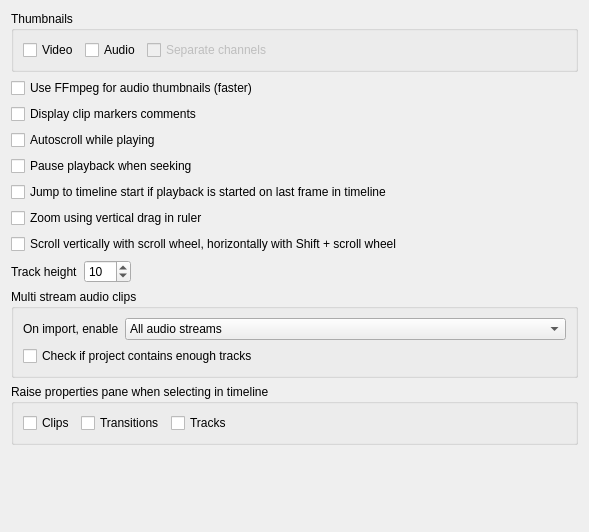
Above: src/ui/configtimeline_ui.ui from KDE/kdenlive before the change. Below: the same form after it.
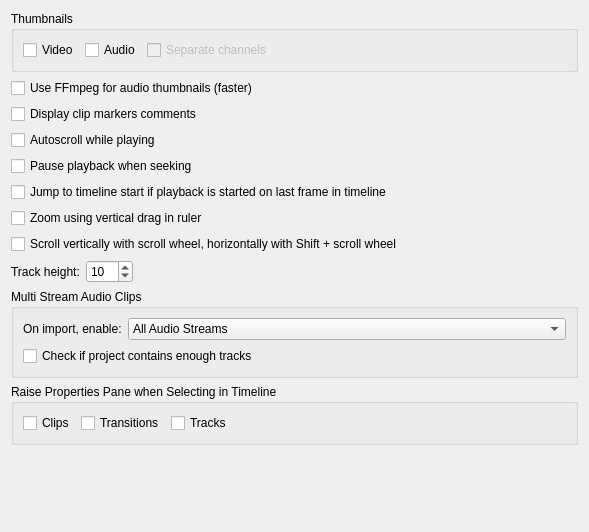
That is the form after the change.

The edit to the form file:
```diff
--- a/src/ui/configtimeline_ui.ui
+++ b/src/ui/configtimeline_ui.ui
@@ -14,7 +14,7 @@
    <item row="11" column="0" colspan="4">
     <widget class="QGroupBox" name="groupBox_2">
      <property name="title">
-      <string>Raise properties pane when selecting in timeline</string>
+      <string>Raise Properties Pane when Selecting in Timeline</string>
      </property>
      <layout class="QGridLayout" name="gridLayout_2">
       <item row="0" column="0">
@@ -151,7 +151,7 @@
    <item row="10" column="0" colspan="4">
     <widget class="QGroupBox" name="groupBox_3">
      <property name="title">
-      <string>Multi stream audio clips</string>
+      <string>Multi Stream Audio Clips</string>
      </property>
      <layout class="QGridLayout" name="gridLayout_4">
       <item row="0" column="1">
@@ -164,7 +164,7 @@
         </property>
         <item>
          <property name="text">
-          <string>All audio streams</string>
+          <string>All Audio Streams</string>
          </property>
         </item>
         <item>
@@ -182,7 +182,7 @@
       <item row="0" column="0">
        <widget class="QLabel" name="label_2">
         <property name="text">
-         <string>On import, enable</string>
+         <string>On import, enable:</string>
         </property>
        </widget>
       </item>
@@ -208,7 +208,7 @@
      <item>
       <widget class="QLabel" name="label">
        <property name="text">
-        <string>Track height</string>
+        <string>Track height:</string>
        </property>
       </widget>
      </item>
```
Left out of the diff: 4 changed lines with no effect on the pictures.
